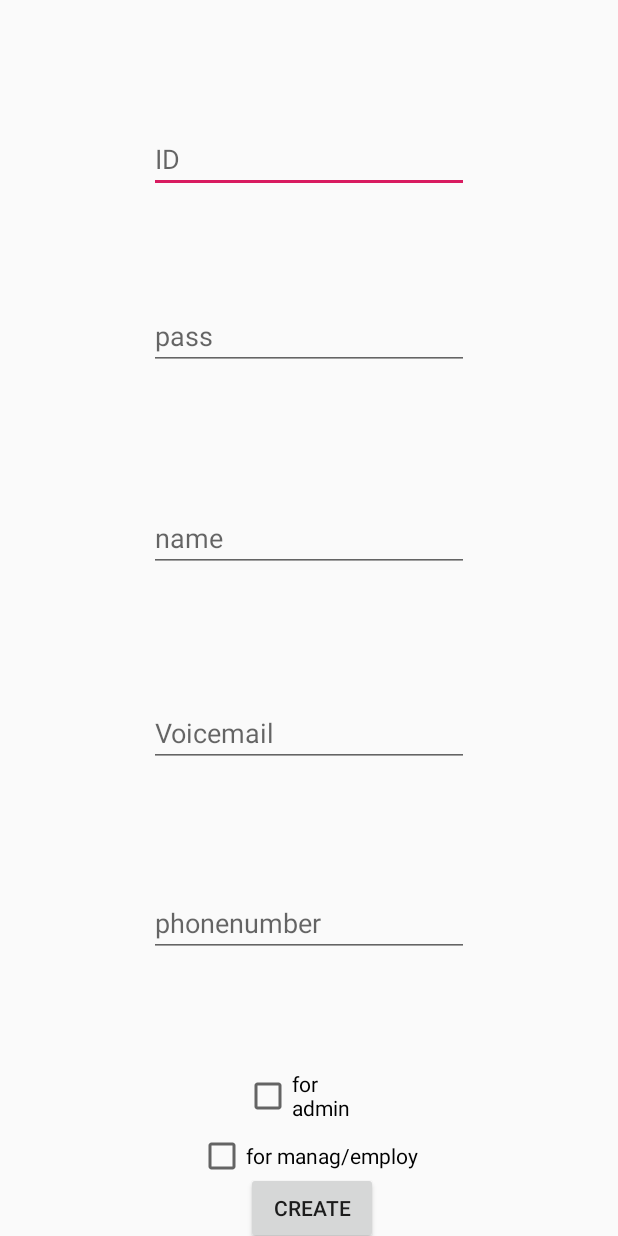
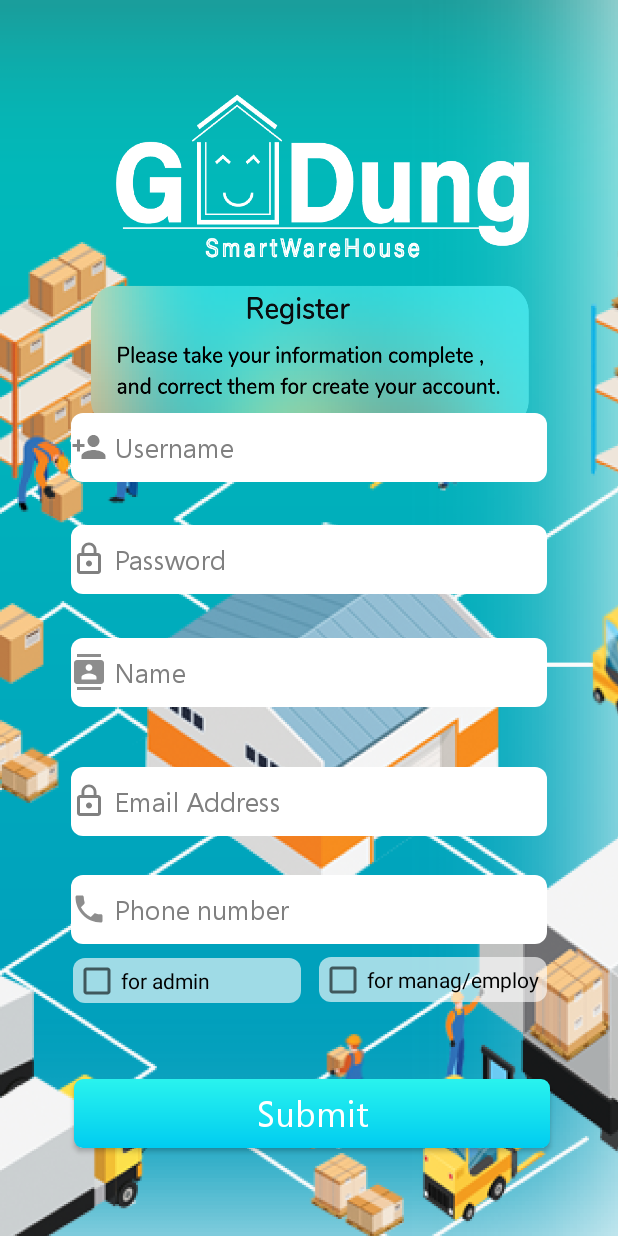
Before and after one commit to tammapon/warehouse, an Android app: the page_register screen opened directly, with no data from a screen before it, on a phone screen of 412 x 824 dp. Run offline under Robolectric (Android 15) with nearby library versions, the phone set to English and light mode, and no system bars.

Commit message:
update 2

```diff
--- /dev/null
+++ b/app/src/main/res/drawable/name.xml
@@ -0,0 +1,5 @@
+<vector android:height="24dp" android:tint="#8D8D8D"
+    android:viewportHeight="24.0" android:viewportWidth="24.0"
+    android:width="24dp" xmlns:android="http://schemas.android.com/apk/res/android">
+    <path android:fillColor="#FF000000" android:pathData="M20,0L4,0v2h16L20,0zM4,24h16v-2L4,22v2zM20,4L4,4c-1.1,0 -2,0.9 -2,2v12c0,1.1 0.9,2 2,2h16c1.1,0 2,-0.9 2,-2L22,6c0,-1.1 -0.9,-2 -2,-2zM12,6.75c1.24,0 2.25,1.01 2.25,2.25s-1.01,2.25 -2.25,2.25S9.75,10.24 9.75,9 10.76,6.75 12,6.75zM17,17L7,17v-1.5c0,-1.67 3.33,-2.5 5,-2.5s5,0.83 5,2.5L17,17z"/>
+</vector>
--- /dev/null
+++ b/app/src/main/res/drawable/phone.xml
@@ -0,0 +1,5 @@
+<vector android:height="24dp" android:tint="#8D8D8D"
+    android:viewportHeight="24.0" android:viewportWidth="24.0"
+    android:width="24dp" xmlns:android="http://schemas.android.com/apk/res/android">
+    <path android:fillColor="#FF000000" android:pathData="M6.62,10.79c1.44,2.83 3.76,5.14 6.59,6.59l2.2,-2.2c0.27,-0.27 0.67,-0.36 1.02,-0.24 1.12,0.37 2.33,0.57 3.57,0.57 0.55,0 1,0.45 1,1V20c0,0.55 -0.45,1 -1,1 -9.39,0 -17,-7.61 -17,-17 0,-0.55 0.45,-1 1,-1h3.5c0.55,0 1,0.45 1,1 0,1.25 0.2,2.45 0.57,3.57 0.11,0.35 0.03,0.74 -0.25,1.02l-2.2,2.2z"/>
+</vector>
--- a/app/src/main/res/layout/activity_page_register.xml
+++ b/app/src/main/res/layout/activity_page_register.xml
@@ -3,19 +3,26 @@
     xmlns:app="http://schemas.android.com/apk/res-auto"
     xmlns:tools="http://schemas.android.com/tools"
     android:layout_width="match_parent"
+    android:background="@drawable/register1"
     android:layout_height="match_parent"
     tools:context=".page_register">
 
     <EditText
         android:id="@+id/id_regis"
-        android:layout_width="wrap_content"
-        android:layout_height="wrap_content"
-        android:layout_marginTop="10dp"
-        android:autofillHints=""
+        android:layout_width="317dp"
+        android:layout_height="46dp"
+        android:layout_marginTop="275dp"
+        android:background="@drawable/button_white"
+        android:drawableStart="@drawable/personadd"
+        android:drawableLeft="@drawable/white"
+        android:drawablePadding="5dp"
         android:ems="10"
-        android:hint="@string/id"
-        android:inputType="textPersonName"
-        app:layout_constraintBottom_toTopOf="@+id/pass_regis"
+        android:fontFamily="@font/segoe"
+        android:hint="Username"
+        android:inputType="textEmailAddress"
+        android:textColor="#000000"
+        android:textColorHint="#808080"
+        app:layout_constraintBottom_toBottomOf="parent"
         app:layout_constraintEnd_toEndOf="parent"
         app:layout_constraintStart_toStartOf="parent"
         app:layout_constraintTop_toTopOf="parent"
@@ -23,93 +30,131 @@
 
     <EditText
         android:id="@+id/pass_regis"
-        android:layout_width="wrap_content"
-        android:layout_height="wrap_content"
-        android:layout_marginBottom="16dp"
+        android:layout_width="317dp"
+        android:layout_height="46dp"
+        android:layout_marginTop="350dp"
+        android:background="@drawable/button_white"
+        android:drawableStart="@drawable/log"
+        android:drawableLeft="@drawable/log"
+        android:drawablePadding="5dp"
         android:ems="10"
-        android:hint="@string/pass"
-        android:importantForAutofill="no"
-        android:inputType="textPassword"
-        app:layout_constraintBottom_toTopOf="@+id/name_regis"
+        android:fontFamily="@font/segoe"
+        android:hint="Password"
+        android:inputType="textEmailAddress"
+        android:textColor="#000000"
+        android:textColorHint="#808080"
+        app:layout_constraintBottom_toBottomOf="parent"
         app:layout_constraintEnd_toEndOf="parent"
         app:layout_constraintStart_toStartOf="parent"
-        app:layout_constraintTop_toBottomOf="@+id/id_regis" />
+        app:layout_constraintTop_toTopOf="parent"
+        app:layout_constraintVertical_bias="0.0" />
 
     <EditText
         android:id="@+id/name_regis"
-        android:layout_width="wrap_content"
-        android:layout_height="wrap_content"
-        android:layout_marginBottom="12dp"
-        android:autofillHints=""
+        android:layout_width="317dp"
+        android:layout_height="46dp"
+        android:layout_marginTop="425dp"
+        android:background="@drawable/button_white"
+        android:drawableStart="@drawable/name"
+        android:drawableLeft="@drawable/name"
+        android:drawablePadding="5dp"
         android:ems="10"
-        android:hint="@string/name"
-        android:inputType="textPersonName"
-        app:layout_constraintBottom_toTopOf="@+id/mail_regis"
+        android:fontFamily="@font/segoe"
+        android:hint="Name"
+        android:inputType="textEmailAddress"
+        android:textColor="#000000"
+        android:textColorHint="#808080"
+        app:layout_constraintBottom_toBottomOf="parent"
         app:layout_constraintEnd_toEndOf="parent"
         app:layout_constraintStart_toStartOf="parent"
-        app:layout_constraintTop_toBottomOf="@+id/pass_regis" />
+        app:layout_constraintTop_toTopOf="parent"
+        app:layout_constraintVertical_bias="0.0" />
 
     <EditText
         android:id="@+id/mail_regis"
-        android:layout_width="wrap_content"
-        android:layout_height="wrap_content"
-        android:layout_marginBottom="8dp"
+        android:layout_width="317dp"
+        android:layout_height="46dp"
+        android:layout_marginTop="500dp"
+        android:background="@drawable/button_white"
+        android:drawableStart="@drawable/log"
+        android:drawableLeft="@drawable/log"
+        android:drawablePadding="5dp"
         android:ems="10"
-        android:hint="@android:string/defaultVoiceMailAlphaTag"
-        android:inputType="textEmailAddress"
-        app:layout_constraintBottom_toTopOf="@+id/phone_regis"
+        android:fontFamily="@font/segoe"
+        android:hint="Email Address"
+        android:inputType="textPassword"
+        android:textColorHint="#808080"
+        app:layout_constraintBottom_toBottomOf="parent"
         app:layout_constraintEnd_toEndOf="parent"
-        app:layout_constraintHorizontal_bias="0.5"
         app:layout_constraintStart_toStartOf="parent"
-        app:layout_constraintTop_toBottomOf="@+id/name_regis"
-        android:autofillHints="" />
+        app:layout_constraintTop_toTopOf="parent"
+        app:layout_constraintVertical_bias="0.04000002" />
 
     <EditText
         android:id="@+id/phone_regis"
-        android:layout_width="wrap_content"
-        android:layout_height="wrap_content"
-        android:autofillHints=""
+        android:layout_width="317dp"
+        android:layout_height="46dp"
+        android:layout_marginTop="575dp"
+        android:background="@drawable/button_white"
+        android:drawableStart="@drawable/phone"
+        android:drawableLeft="@drawable/phone"
+        android:drawablePadding="5dp"
         android:ems="10"
-        android:hint="@string/phonenumber"
-        android:inputType="phone"
-        app:layout_constraintBottom_toTopOf="@+id/checkBox_admin"
+        android:fontFamily="@font/segoe"
+        android:hint="Phone number"
+        android:inputType="textPassword"
+        android:textColorHint="#808080"
+        app:layout_constraintBottom_toBottomOf="parent"
         app:layout_constraintEnd_toEndOf="parent"
         app:layout_constraintStart_toStartOf="parent"
-        app:layout_constraintTop_toBottomOf="@+id/mail_regis" />
+        app:layout_constraintTop_toTopOf="parent"
+        app:layout_constraintVertical_bias="0.04000002" />
 
     <CheckBox
         android:id="@+id/checkBox_admin"
-        android:layout_width="87dp"
-        android:layout_height="40dp"
+        android:layout_width="152dp"
+        android:layout_height="30dp"
+        android:background="@drawable/button_opacity"
         android:text="@string/for_admin"
         app:layout_constraintBottom_toBottomOf="parent"
         app:layout_constraintEnd_toEndOf="parent"
+        app:layout_constraintHorizontal_bias="0.188"
         app:layout_constraintStart_toStartOf="parent"
         app:layout_constraintTop_toBottomOf="@+id/phone_regis"
-        app:layout_constraintVertical_bias="0.183" />
+        app:layout_constraintVertical_bias="0.055" />
 
     <CheckBox
         android:id="@+id/checkBox_manager_employee"
-        android:layout_width="wrap_content"
-        android:layout_height="wrap_content"
+        android:layout_width="152dp"
+        android:layout_height="30dp"
+        android:background="@drawable/button_opacity"
         android:text="@string/for_manag_employ"
         app:layout_constraintBottom_toBottomOf="parent"
         app:layout_constraintEnd_toEndOf="parent"
-        app:layout_constraintHorizontal_bias="0.498"
+        app:layout_constraintHorizontal_bias="0.818"
         app:layout_constraintStart_toStartOf="parent"
-        app:layout_constraintTop_toBottomOf="@+id/checkBox_admin"
-        app:layout_constraintVertical_bias="0.095" />
+        app:layout_constraintTop_toBottomOf="@+id/phone_regis"
+        app:layout_constraintVertical_bias="0.052" />
 
     <Button
         android:id="@+id/button_create_regis"
-        android:layout_width="wrap_content"
-        android:layout_height="wrap_content"
-        android:text="@string/create"
+        android:layout_width="317dp"
+        android:layout_height="46dp"
+        android:layout_marginTop="650dp"
+        android:background="@drawable/drawable_menu"
+        android:drawablePadding="5dp"
+        android:ems="10"
+        android:fontFamily="@font/segoe"
+        android:inputType="textEmailAddress"
+        android:text="Submit"
+        android:textAlignment="center"
+        android:textColor="#FFFFFF"
+        android:textSize="24sp"
         app:layout_constraintBottom_toBottomOf="parent"
         app:layout_constraintEnd_toEndOf="parent"
-        app:layout_constraintHorizontal_bias="0.507"
+        app:layout_constraintHorizontal_bias="0.521"
         app:layout_constraintStart_toStartOf="parent"
-        app:layout_constraintTop_toBottomOf="@+id/checkBox_manager_employee"
-        app:layout_constraintVertical_bias="0.512" />
+        app:layout_constraintTop_toTopOf="parent"
+        app:layout_constraintVertical_bias="0.542" />
 
 </androidx.constraintlayout.widget.ConstraintLayout>
```
Also changed, not shown: app/src/main/java/com/example/test4/page_register.java (+33 -0 lines), app/src/main/res/layout/activity_page_admin.xml (deleted, +0 -79 lines), app/src/main/res/layout/activity_page_level_select.xml (+42 -23 lines), app/src/main/res/layout/activity_page_login.xml (+48 -21 lines).
